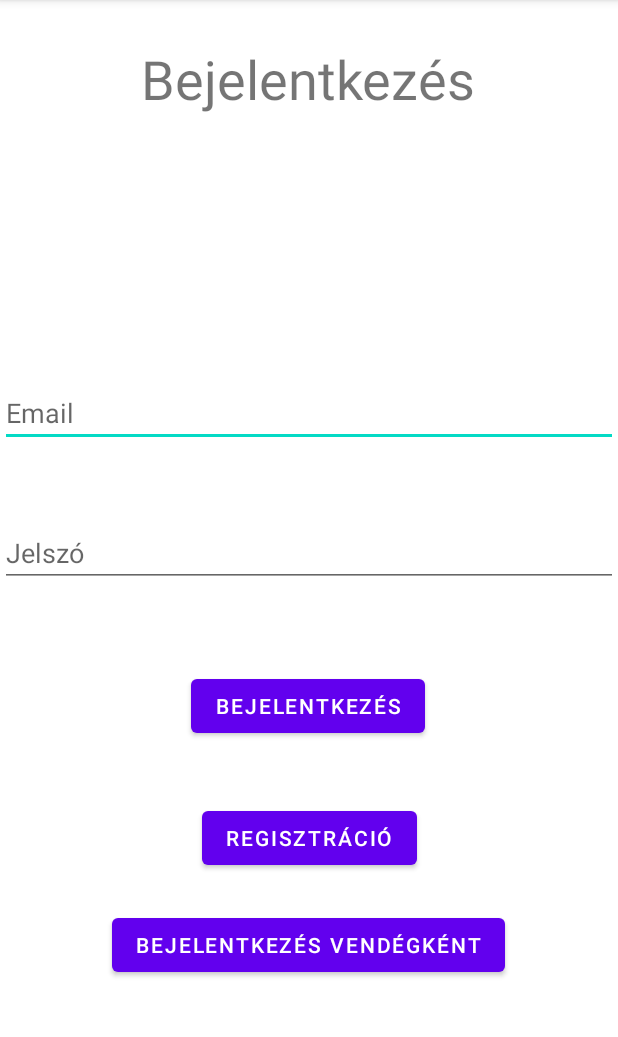
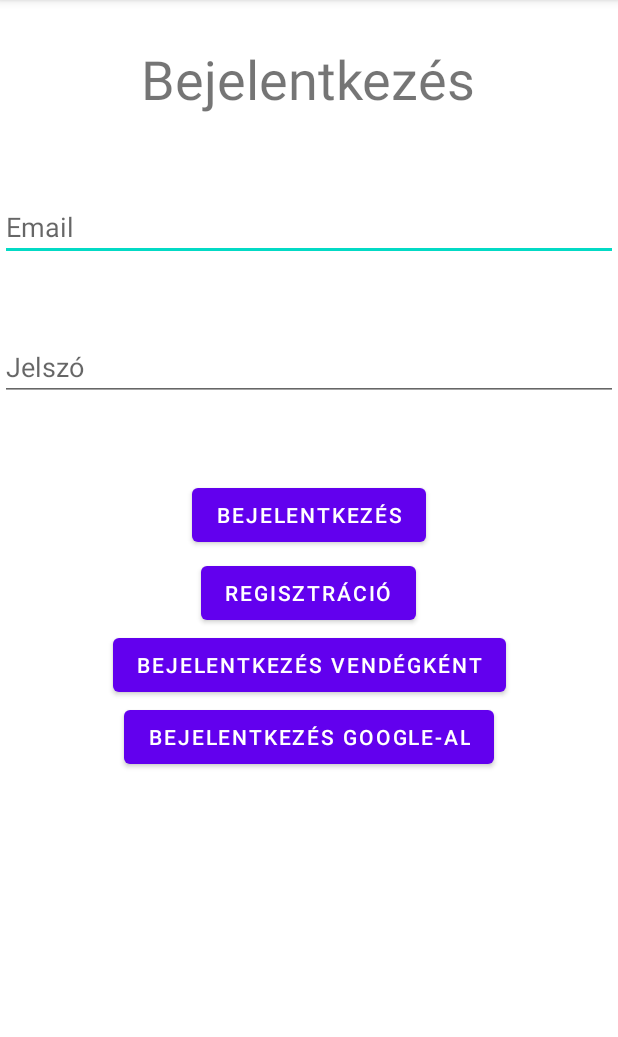
Before and after one commit to Andris013/Exchange-app, an Android app: the screen it shows after launch (MainActivity), on a phone screen of 412 x 824 dp, the part 84-1121 px from its top. Run offline under Robolectric (Android 15) with nearby library versions, the phone set to English and light mode, and no system bars.

```diff
--- a/app/build.gradle
+++ b/app/build.gradle
@@ -33,6 +33,8 @@ dependencies {
     implementation 'androidx.appcompat:appcompat:1.4.1'
     implementation 'com.google.android.material:material:1.5.0'
     implementation 'androidx.constraintlayout:constraintlayout:2.1.3'
+    implementation 'com.google.firebase:firebase-auth:21.0.1'
+    implementation 'com.google.firebase:firebase-common-ktx:20.0.0'
     testImplementation 'junit:junit:4.13.2'
     androidTestImplementation 'androidx.test.ext:junit:1.1.3'
     androidTestImplementation 'androidx.test.espresso:espresso-core:3.4.0'
--- a/app/src/main/AndroidManifest.xml
+++ b/app/src/main/AndroidManifest.xml
@@ -9,6 +9,9 @@
         android:roundIcon="@mipmap/ic_launcher_round"
         android:supportsRtl="true"
         android:theme="@style/Theme.Exchange">
+        <activity
+            android:name=".CurrenciesActivity"
+            android:exported="false" />
         <activity
             android:name=".RegistActivity"
             android:exported="false" />
--- a/app/src/main/res/layout/activity_main.xml
+++ b/app/src/main/res/layout/activity_main.xml
@@ -2,6 +2,7 @@
 <androidx.constraintlayout.widget.ConstraintLayout xmlns:android="http://schemas.android.com/apk/res/android"
     xmlns:app="http://schemas.android.com/apk/res-auto"
     xmlns:tools="http://schemas.android.com/tools"
+    android:id="@+id/googleLoginButton"
     android:layout_width="match_parent"
     android:layout_height="match_parent"
     tools:context=".MainActivity">
@@ -23,7 +24,7 @@
         android:id="@+id/editTextEmail"
         android:layout_width="match_parent"
         android:layout_height="wrap_content"
-        android:layout_marginTop="176dp"
+        android:layout_marginTop="52dp"
         android:ems="10"
         android:hint="@string/email"
         android:inputType="textEmailAddress"
@@ -49,38 +50,49 @@
         android:id="@+id/loginButton"
         android:layout_width="wrap_content"
         android:layout_height="wrap_content"
+        android:layout_marginTop="52dp"
+        android:onClick="login"
         android:text="@string/login"
-        android:onClick="login"
-        app:layout_constraintBottom_toBottomOf="parent"
         app:layout_constraintEnd_toEndOf="parent"
-        app:layout_constraintHorizontal_bias="0.498"
         app:layout_constraintStart_toStartOf="parent"
-        app:layout_constraintTop_toBottomOf="@+id/editTextPassword"
-        app:layout_constraintVertical_bias="0.169" />
+        app:layout_constraintTop_toBottomOf="@+id/editTextPassword" />
 
     <Button
         android:id="@+id/registerButton"
         android:layout_width="wrap_content"
         android:layout_height="wrap_content"
+        android:layout_marginTop="4dp"
+        android:onClick="openRegister"
         android:text="@string/registration"
-        android:onClick="openRegister"
-        app:layout_constraintBottom_toBottomOf="parent"
         app:layout_constraintEnd_toEndOf="parent"
+        app:layout_constraintHorizontal_bias="0.498"
         app:layout_constraintStart_toStartOf="parent"
         app:layout_constraintTop_toBottomOf="@+id/loginButton"
-        app:layout_constraintVertical_bias="0.178"
         tools:ignore="UsingOnClickInXml" />
 
     <Button
         android:id="@+id/anonymousLoginButton"
         android:layout_width="wrap_content"
         android:layout_height="wrap_content"
-        android:text="Bejelentkezés vendégként"
+        android:text="@string/anonLogin"
+        android:onClick="anonLogin"
+        app:layout_constraintEnd_toEndOf="parent"
+        app:layout_constraintStart_toStartOf="parent"
+        app:layout_constraintTop_toBottomOf="@+id/registerButton"
+        tools:ignore="OnClick,UsingOnClickInXml" />
+
+    <Button
+        android:id="@+id/googleLoginButton"
+        android:layout_width="wrap_content"
+        android:layout_height="wrap_content"
+        android:layout_marginBottom="96dp"
+        android:text="@string/googLogin"
+        android:onClick="googLogin"
         app:layout_constraintBottom_toBottomOf="parent"
         app:layout_constraintEnd_toEndOf="parent"
-        app:layout_constraintHorizontal_bias="0.498"
         app:layout_constraintStart_toStartOf="parent"
-        app:layout_constraintTop_toBottomOf="@+id/registerButton"
-        app:layout_constraintVertical_bias="0.168" />
+        app:layout_constraintTop_toBottomOf="@+id/anonymousLoginButton"
+        app:layout_constraintVertical_bias="0.0"
+        tools:ignore="DuplicateIds,UsingOnClickInXml" />
 
 </androidx.constraintlayout.widget.ConstraintLayout>
--- a/app/src/main/res/values/strings.xml
+++ b/app/src/main/res/values/strings.xml
@@ -8,4 +8,6 @@
     <string name="user_name">Felhasználónév</string>
     <string name="pass_again">Jelszó újra</string>
     <string name="cancel">Mégse</string>
+    <string name="anonLogin">Bejelentkezés vendégként</string>
+    <string name="googLogin">Bejelentkezés Google-al</string>
 </resources>
```
Also changed, not shown: app/src/main/java/com/example/exchange/CurrenciesActivity.java (added, +29 -0 lines), app/src/main/java/com/example/exchange/MainActivity.java (+15 -0 lines), app/src/main/java/com/example/exchange/RegistActivity.java (+57 -0 lines), app/src/main/res/layout/activity_currencies.xml (added, +9 -0 lines), app/src/main/res/layout/activity_regist.xml (+6 -4 lines).
